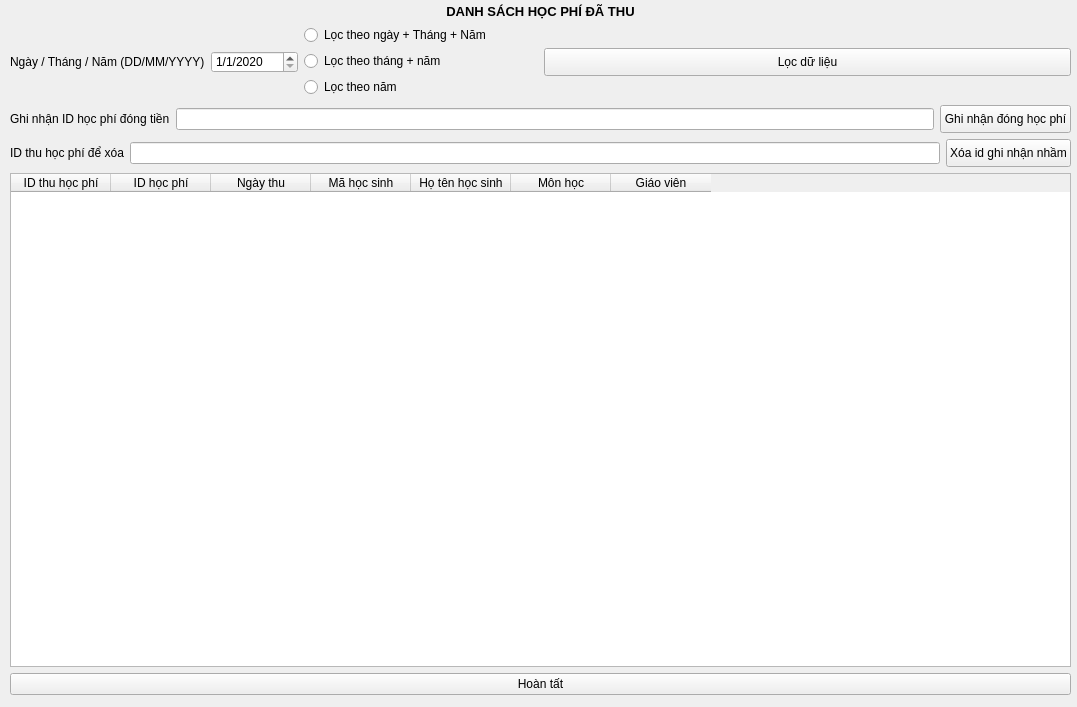
Old version of the form TranslateUiPyPackage/ui_ip/M33_ghinhantienhoc.ui in the repository longpham6595/kvmanagement.
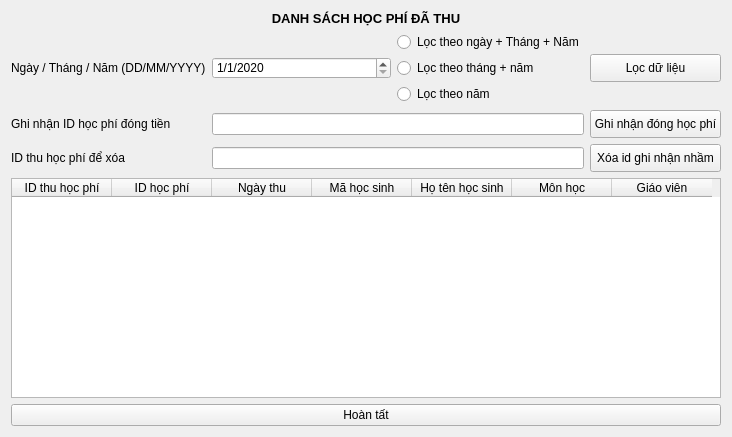
New version of the form.

```diff
--- a/TranslateUiPyPackage/ui_ip/M33_ghinhantienhoc.ui
+++ b/TranslateUiPyPackage/ui_ip/M33_ghinhantienhoc.ui
@@ -6,52 +6,113 @@
    <rect>
     <x>0</x>
     <y>0</y>
-    <width>1077</width>
-    <height>707</height>
+    <width>728</width>
+    <height>434</height>
    </rect>
   </property>
   <property name="windowTitle">
    <string>Ghi nhận đóng tiền học và danh sách học phí đã thu</string>
   </property>
-  <widget class="QWidget" name="layoutWidget">
-   <property name="geometry">
-    <rect>
-     <x>10</x>
-     <y>4</y>
-     <width>1061</width>
-     <height>691</height>
-    </rect>
-   </property>
-   <layout class="QVBoxLayout" name="verticalLayout_4">
+  <layout class="QGridLayout" name="gridLayout">
+   <item row="1" column="5" colspan="2">
+    <layout class="QVBoxLayout" name="verticalLayout">
+     <item>
+      <widget class="QRadioButton" name="daysort">
+       <property name="text">
+        <string>Lọc theo ngày + Tháng + Năm</string>
+       </property>
+      </widget>
+     </item>
     <item>
-     <layout class="QVBoxLayout" name="verticalLayout_3">
-      <item>
-       <widget class="QLabel" name="label">
+      <widget class="QRadioButton" name="monthsort">
+       <property name="minimumSize">
+        <size>
+         <width>0</width>
+         <height>20</height>
+        </size>
+       </property>
+       <property name="maximumSize">
+        <size>
+         <width>16777215</width>
+         <height>20</height>
+        </size>
+       </property>
         <property name="text">
-         <string>&lt;html&gt;&lt;head/&gt;&lt;body&gt;&lt;p align=&quot;center&quot;&gt;&lt;span style=&quot; font-size:10pt; font-weight:600;&quot;&gt;DANH SÁCH HỌC PHÍ ĐÃ THU&lt;/span&gt;&lt;/p&gt;&lt;/body&gt;&lt;/html&gt;</string>
+        <string>Lọc theo tháng + năm</string>
         </property>
        </widget>
       </item>
       <item>
-       <layout class="QVBoxLayout" name="verticalLayout_2">
-        <item>
-         <layout class="QHBoxLayout" name="horizontalLayout_3">
-          <item>
-           <layout class="QHBoxLayout" name="horizontalLayout_2">
-            <item>
-             <layout class="QHBoxLayout" name="horizontalLayout">
-              <item>
+      <widget class="QRadioButton" name="yearsort">
+       <property name="minimumSize">
+        <size>
+         <width>0</width>
+         <height>20</height>
+        </size>
+       </property>
+       <property name="maximumSize">
+        <size>
+         <width>16777215</width>
+         <height>20</height>
+        </size>
+       </property>
+       <property name="text">
+        <string>Lọc theo năm</string>
+       </property>
+      </widget>
+     </item>
+    </layout>
+   </item>
+   <item row="1" column="7">
+    <widget class="QPushButton" name="loc">
+     <property name="minimumSize">
+      <size>
+       <width>0</width>
+       <height>28</height>
+      </size>
+     </property>
+     <property name="maximumSize">
+      <size>
+       <width>16777215</width>
+       <height>28</height>
+      </size>
+     </property>
+     <property name="text">
+      <string>Lọc dữ liệu</string>
+     </property>
+    </widget>
+   </item>
+   <item row="3" column="0">
+    <widget class="QLabel" name="label_4">
+     <property name="minimumSize">
+      <size>
+       <width>0</width>
+       <height>28</height>
+      </size>
+     </property>
+     <property name="maximumSize">
+      <size>
+       <width>16777215</width>
+       <height>28</height>
+      </size>
+     </property>
+     <property name="text">
+      <string>ID thu học phí để xóa</string>
+     </property>
+    </widget>
+   </item>
+   <item row="1" column="0">
                <widget class="QLabel" name="label_2">
                 <property name="minimumSize">
                  <size>
                   <width>0</width>
-                  <height>74</height>
+       <height>20</height>
                  </size>
                 </property>
                 <property name="maximumSize">
                  <size>
                   <width>16777215</width>
-                  <height>74</height>
+       <height>20</height>
                  </size>
                 </property>
                 <property name="text">
@@ -59,7 +120,7 @@
                 </property>
                </widget>
               </item>
-              <item>
+   <item row="1" column="1" colspan="4">
                <widget class="QDateEdit" name="dateinfo">
                 <property name="minimumSize">
                  <size>
@@ -85,118 +146,7 @@
                 </property>
                </widget>
               </item>
-             </layout>
-            </item>
-            <item>
-             <layout class="QVBoxLayout" name="verticalLayout">
-              <item>
-               <widget class="QRadioButton" name="daysort">
-                <property name="text">
-                 <string>Lọc theo ngày + Tháng + Năm</string>
-                </property>
-               </widget>
-              </item>
-              <item>
-               <widget class="QRadioButton" name="monthsort">
-                <property name="minimumSize">
-                 <size>
-                  <width>0</width>
-                  <height>20</height>
-                 </size>
-                </property>
-                <property name="maximumSize">
-                 <size>
-                  <width>16777215</width>
-                  <height>20</height>
-                 </size>
-                </property>
-                <property name="text">
-                 <string>Lọc theo tháng + năm</string>
-                </property>
-               </widget>
-              </item>
-              <item>
-               <widget class="QRadioButton" name="yearsort">
-                <property name="minimumSize">
-                 <size>
-                  <width>0</width>
-                  <height>20</height>
-                 </size>
-                </property>
-                <property name="maximumSize">
-                 <size>
-                  <width>16777215</width>
-                  <height>20</height>
-                 </size>
-                </property>
-                <property name="text">
-                 <string>Lọc theo năm</string>
-                </property>
-               </widget>
-              </item>
-             </layout>
-            </item>
-           </layout>
-          </item>
-          <item>
-           <widget class="QPushButton" name="loc">
-            <property name="minimumSize">
-             <size>
-              <width>0</width>
-              <height>28</height>
-             </size>
-            </property>
-            <property name="maximumSize">
-             <size>
-              <width>16777215</width>
-              <height>28</height>
-             </size>
-            </property>
-            <property name="text">
-             <string>Lọc dữ liệu</string>
-            </property>
-           </widget>
-          </item>
-         </layout>
-        </item>
-        <item>
-         <layout class="QHBoxLayout" name="horizontalLayout_4">
-          <item>
-           <widget class="QLabel" name="label_3">
-            <property name="minimumSize">
-             <size>
-              <width>0</width>
-              <height>28</height>
-             </size>
-            </property>
-            <property name="maximumSize">
-             <size>
-              <width>16777215</width>
-              <height>28</height>
-             </size>
-            </property>
-            <property name="text">
-             <string>Ghi nhận ID học phí đóng tiền</string>
-            </property>
-           </widget>
-          </item>
-          <item>
-           <widget class="QLineEdit" name="idghinhan">
-            <property name="minimumSize">
-             <size>
-              <width>0</width>
-              <height>22</height>
-             </size>
-            </property>
-            <property name="maximumSize">
-             <size>
-              <width>16777215</width>
-              <height>22</height>
-             </size>
-            </property>
-           </widget>
-          </item>
-          <item>
+   <item row="2" column="7">
            <widget class="QPushButton" name="saveinfo">
             <property name="minimumSize">
              <size>
@@ -215,70 +165,14 @@
             </property>
            </widget>
           </item>
-         </layout>
-        </item>
-       </layout>
-      </item>
-      <item>
-       <layout class="QHBoxLayout" name="horizontalLayout_5">
-        <item>
-         <widget class="QLabel" name="label_4">
-          <property name="minimumSize">
-           <size>
-            <width>0</width>
-            <height>28</height>
-           </size>
-          </property>
-          <property name="maximumSize">
-           <size>
-            <width>16777215</width>
-            <height>28</height>
-           </size>
-          </property>
-          <property name="text">
-           <string>ID thu học phí để xóa</string>
-          </property>
-         </widget>
-        </item>
-        <item>
-         <widget class="QLineEdit" name="idxoa">
-          <property name="minimumSize">
-           <size>
-            <width>0</width>
-            <height>22</height>
-           </size>
-          </property>
-          <property name="maximumSize">
-           <size>
-            <width>16777215</width>
-            <height>22</height>
-           </size>
-          </property>
-         </widget>
-        </item>
-        <item>
-         <widget class="QPushButton" name="delid">
-          <property name="minimumSize">
-           <size>
-            <width>0</width>
-            <height>28</height>
-           </size>
-          </property>
-          <property name="maximumSize">
-           <size>
-            <width>16777215</width>
-            <height>28</height>
-           </size>
-          </property>
-          <property name="text">
-           <string>Xóa id ghi nhận nhầm</string>
-          </property>
-         </widget>
-        </item>
-       </layout>
-      </item>
-      <item>
+   <item row="4" column="0" colspan="8">
        <widget class="QTableWidget" name="hocphi_view">
+     <property name="minimumSize">
+      <size>
+       <width>710</width>
+       <height>220</height>
+      </size>
+     </property>
         <attribute name="horizontalHeaderVisible">
          <bool>true</bool>
         </attribute>
@@ -322,9 +216,84 @@
         </column>
        </widget>
       </item>
-     </layout>
-    </item>
-    <item>
+   <item row="3" column="7">
+    <widget class="QPushButton" name="delid">
+     <property name="minimumSize">
+      <size>
+       <width>0</width>
+       <height>28</height>
+      </size>
+     </property>
+     <property name="maximumSize">
+      <size>
+       <width>16777215</width>
+       <height>28</height>
+      </size>
+     </property>
+     <property name="text">
+      <string>Xóa id ghi nhận nhầm</string>
+     </property>
+    </widget>
+   </item>
+   <item row="3" column="1" colspan="6">
+    <widget class="QLineEdit" name="idxoa">
+     <property name="minimumSize">
+      <size>
+       <width>0</width>
+       <height>22</height>
+      </size>
+     </property>
+     <property name="maximumSize">
+      <size>
+       <width>16777215</width>
+       <height>22</height>
+      </size>
+     </property>
+    </widget>
+   </item>
+   <item row="2" column="0">
+    <widget class="QLabel" name="label_3">
+     <property name="minimumSize">
+      <size>
+       <width>0</width>
+       <height>28</height>
+      </size>
+     </property>
+     <property name="maximumSize">
+      <size>
+       <width>16777215</width>
+       <height>28</height>
+      </size>
+     </property>
+     <property name="text">
+      <string>Ghi nhận ID học phí đóng tiền</string>
+     </property>
+    </widget>
+   </item>
+   <item row="2" column="1" colspan="6">
+    <widget class="QLineEdit" name="idghinhan">
+     <property name="minimumSize">
+      <size>
+       <width>0</width>
+       <height>22</height>
+      </size>
+     </property>
+     <property name="maximumSize">
+      <size>
+       <width>16777215</width>
+       <height>22</height>
+      </size>
+     </property>
+    </widget>
+   </item>
+   <item row="0" column="0" colspan="8">
+    <widget class="QLabel" name="label">
+     <property name="text">
+      <string>&lt;html&gt;&lt;head/&gt;&lt;body&gt;&lt;p align=&quot;center&quot;&gt;&lt;span style=&quot; font-size:10pt; font-weight:600;&quot;&gt;DANH SÁCH HỌC PHÍ ĐÃ THU&lt;/span&gt;&lt;/p&gt;&lt;/body&gt;&lt;/html&gt;</string>
+     </property>
+    </widget>
+   </item>
+   <item row="5" column="0" colspan="8">
      <widget class="QPushButton" name="hoantat">
       <property name="text">
        <string>Hoàn tất</string>
@@ -332,7 +301,6 @@
      </widget>
     </item>
    </layout>
-  </widget>
  </widget>
  <resources/>
  <connections/>
```
Lines whose indentation alone changed are shown as unchanged.
